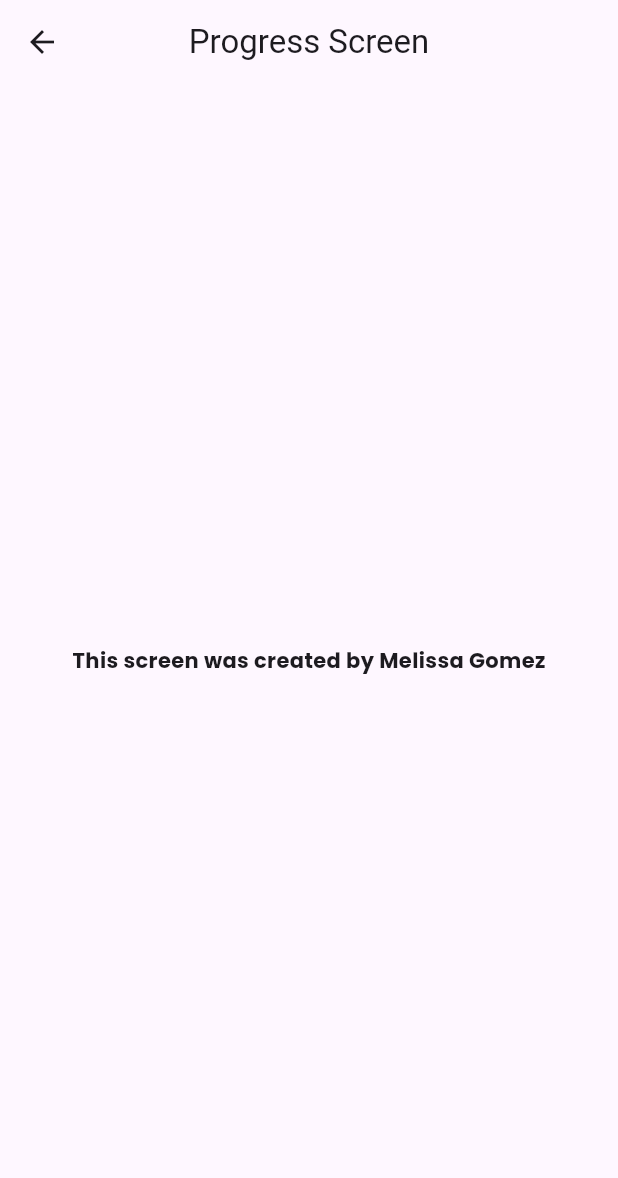
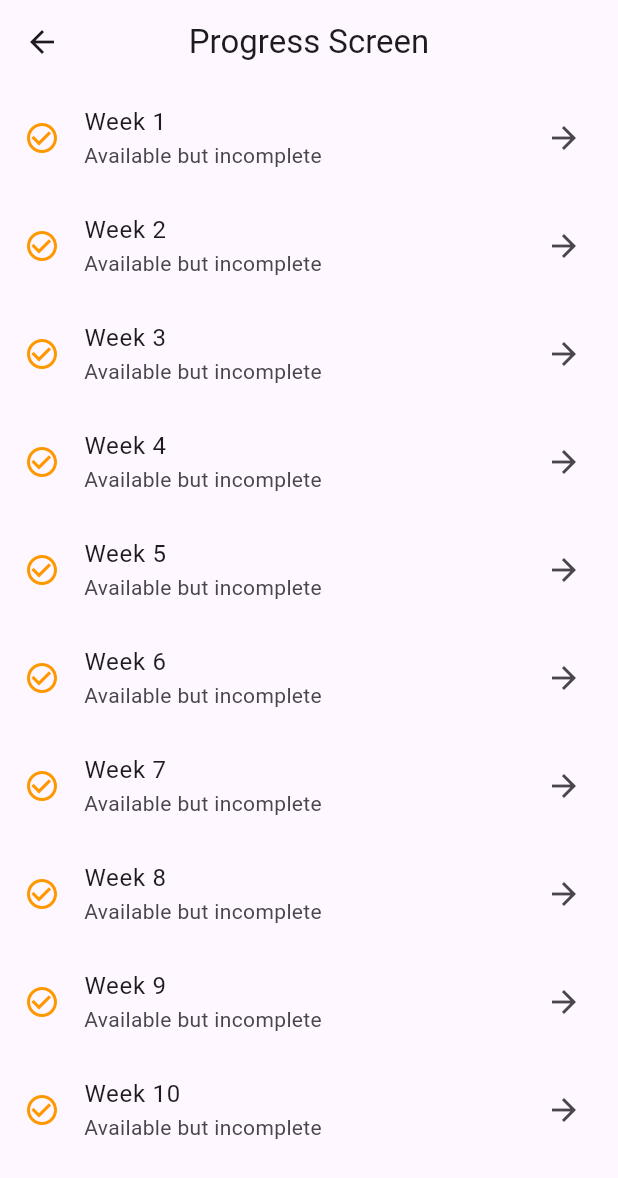
Before and after one commit to myg907/classProject, a Flutter app: the screen it shows after launch, after a tap on "Go to your progress!", on a phone screen of 412 x 824 dp. Shown: the top 1178 px of the screen. Run offline on Flutter 3.47's test engine with Material 3 defaults, Android fonts, the phone set to English and light mode, and no system bars.

Commit message:
Progress and Week Screen done. Milestone 2 done.

```diff
--- a/lib/main.dart
+++ b/lib/main.dart
@@ -1,8 +1,20 @@
 import 'package:flutter/material.dart';
+import 'dart:math';
 
 void main() {
   runApp(MaterialApp(title: "Breathe In Stand Down", home: SplashScreen()));
 }
+
+//Class Definition that it's used in the progress screen
+class Week {
+  final int order;
+  final String label;
+  final String status;
+
+  // Constructor that initializes all fields
+  const Week(this.order, this.label, this.status);
+}
+
 
 class SplashScreen extends StatelessWidget {
   const SplashScreen({super.key});
@@ -11,10 +23,11 @@ class SplashScreen extends StatelessWidget {
   Widget build(BuildContext context) {
     return Scaffold(
       appBar: AppBar(
+        //Appbar styling
         centerTitle: true,
         toolbarHeight: 70,
         elevation: 0.5,
-        //bottom: PreferredSize(preferredSize: const Size.fromHeight(10.0), child: Container(height: 1.0, color: Colors.grey,)),
+        //Title stuff
         title: Text("Breathe In, Stand Down",
         style: TextStyle(
           fontFamily: 'Poppins',
@@ -28,7 +41,7 @@ class SplashScreen extends StatelessWidget {
           Padding(
             padding: const EdgeInsets.symmetric(horizontal: 20), // Adjust padding as needed
             child: const Text(
-              "The purpose of this app is to give aid for active-duty service members with alcoholism, helping on their intervention as a way to keep them in track of their progress.",
+              "The purpose of this app is to aid active-duty service members struggling with alcoholism, assisting in their intervention to help them stay on track with their progress.",
               style: TextStyle(
                 fontFamily: 'Poppins',
                 fontSize: 20,
@@ -57,18 +70,84 @@ class SplashScreen extends StatelessWidget {
 }
 
 class ProgressScreen extends StatelessWidget {
-  const ProgressScreen({super.key});
+  ProgressScreen({super.key});
+
+  static const List<String> statuses = [
+    "Available but incomplete",
+    "Partially completed (in progress)",
+    "Available but not started",
+    "Locked",
+    "Unavailable"
+  ];
+
+  final List<Week> weeks = List.generate(
+    10,
+    (index) => Week(
+      index + 1,
+      "Week ${index + 1}",
+      statuses[Random().nextInt(statuses.length)], // Now accessible
+    ),
+  );
 
   @override
   Widget build(BuildContext context) {
     return Scaffold(
-      appBar: AppBar(centerTitle: true, title: Text("Progress Screen")),
+      appBar: AppBar(centerTitle: true, title: const Text("Progress Screen")),
+      body: ListView.builder(
+        itemCount: weeks.length,
+        itemBuilder: (context, index) {
+          final week = weeks[index];
+
+          return ListTile(
+            title: Text(week.label),
+            subtitle: Text(week.status),
+            leading: _getStatusIcon(week.status),
+            trailing: const Icon(Icons.arrow_forward),
+            onTap: () {
+              Navigator.push(
+                context,
+                MaterialPageRoute(
+                  builder: (context) => WeekScreen(week: week),
+                ),
+              );
+            },
+          );
+        },
+      ),
+    );
+  }
+  //Icons to use for the week description
+  Widget _getStatusIcon(String status) {
+    switch (status) {
+      case "Available but incomplete":
+        return const Icon(Icons.check_circle_outline, color: Colors.orange);
+      case "Partially completed (in progress)":
+        return const Icon(Icons.hourglass_top_outlined, color: Colors.blue);
+      case "Available but not started":
+        return const Icon(Icons.circle_outlined, color: Colors.grey);
+      case "Locked":
+        return const Icon(Icons.lock, color: Colors.red);
+      case "Unavailable":
+        return const Icon(Icons.block, color: Colors.black);
+      default:
+        return const Icon(Icons.help_outline);
+    }
+  }
+}
+
+class WeekScreen extends StatelessWidget {
+  final Week week;
+
+  const WeekScreen({super.key, required this.week});
+
+  @override
+  Widget build(BuildContext context) {
+    return Scaffold(
+      appBar: AppBar(title: Text(week.label)),
       body: Center(
         child: Text(
-          "This screen was created by Melissa Gomez",
-          style: TextStyle(
-            fontFamily: 'Poppins',
-            fontWeight: FontWeight.bold),
+          week.label,
+          style: const TextStyle(fontSize: 24, fontWeight: FontWeight.bold, fontFamily: "Poppins"),
         ),
       ),
     );
```
